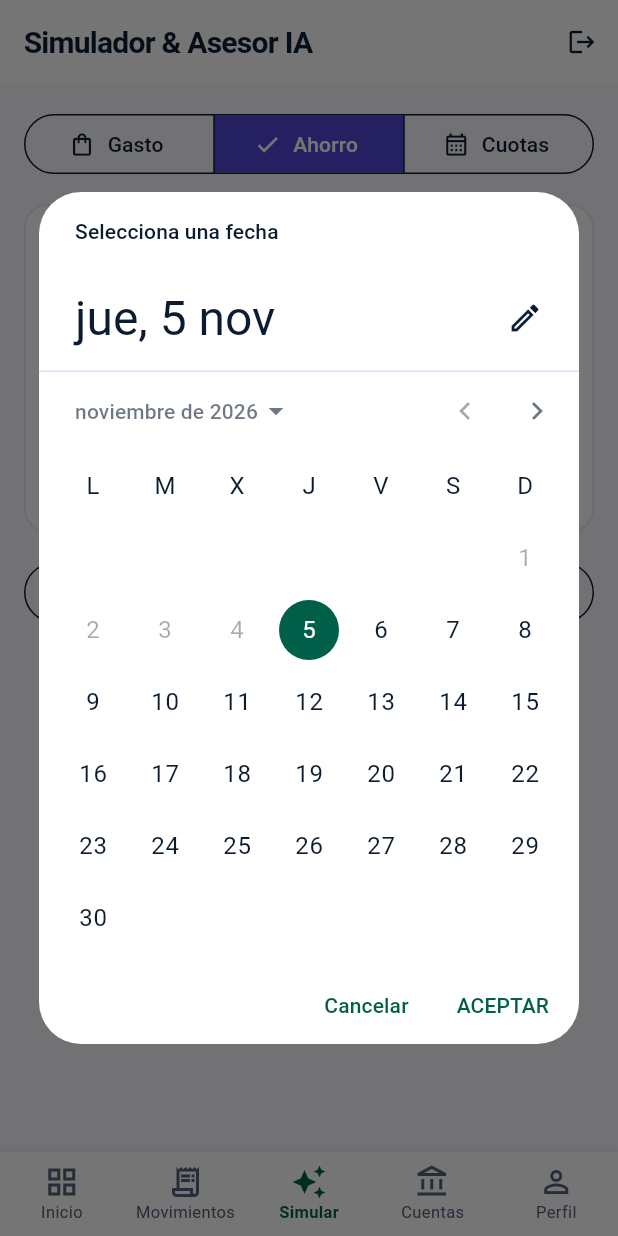
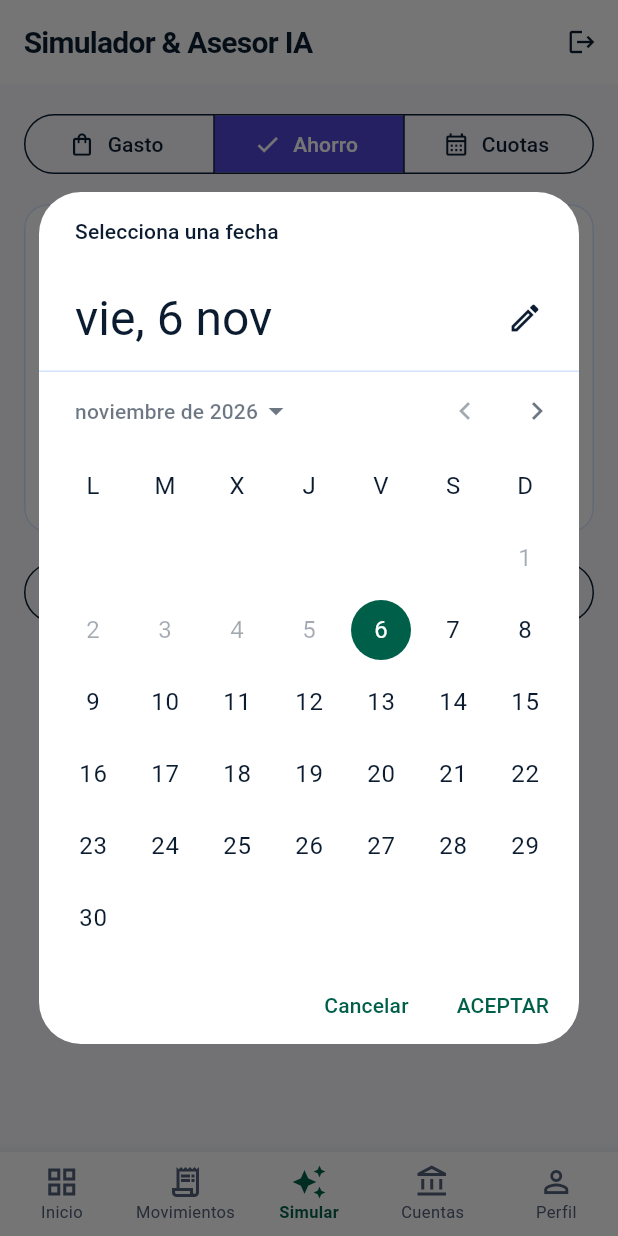
Before and after one commit to bradez-rd/nexofin, a Flutter app: the MainScreen screen opened directly, after a tap on "Simular", after a tap on "Ahorro", after a tap on "Seleccionar", on a phone screen of 412 x 824 dp. Run offline on Flutter 3.47's test engine with Material 3 defaults, Android fonts, the phone set to English and light mode, and no system bars; our stand-ins replace file_picker, shared_preferences; accounts and stored records are empty; network calls fail.

Commit message:
Corrige el selector de fecha cuando la fecha minima es posterior a hoy

```diff
--- a/movil/lib/widgets/nx_kit.dart
+++ b/movil/lib/widgets/nx_kit.dart
@@ -246,11 +246,20 @@ class DateField extends StatelessWidget {
     return InkWell(
       onTap: () async {
         final now = DateTime.now();
+        final first = firstDate ?? DateTime(now.year - 5);
+        final last = lastDate ?? DateTime(now.year + 20);
+
+        // El dia marcado al abrir debe estar dentro del rango permitido.
+
+        var initial = value ?? now;
+        if (initial.isBefore(first)) initial = first;
+        if (initial.isAfter(last)) initial = last;
+
         final picked = await showDatePicker(
           context: context,
-          initialDate: value ?? now,
-          firstDate: firstDate ?? DateTime(now.year - 5),
-          lastDate: lastDate ?? DateTime(now.year + 20),
+          initialDate: initial,
+          firstDate: first,
+          lastDate: last,
         );
         if (picked != null) onChanged(picked);
       },
```
